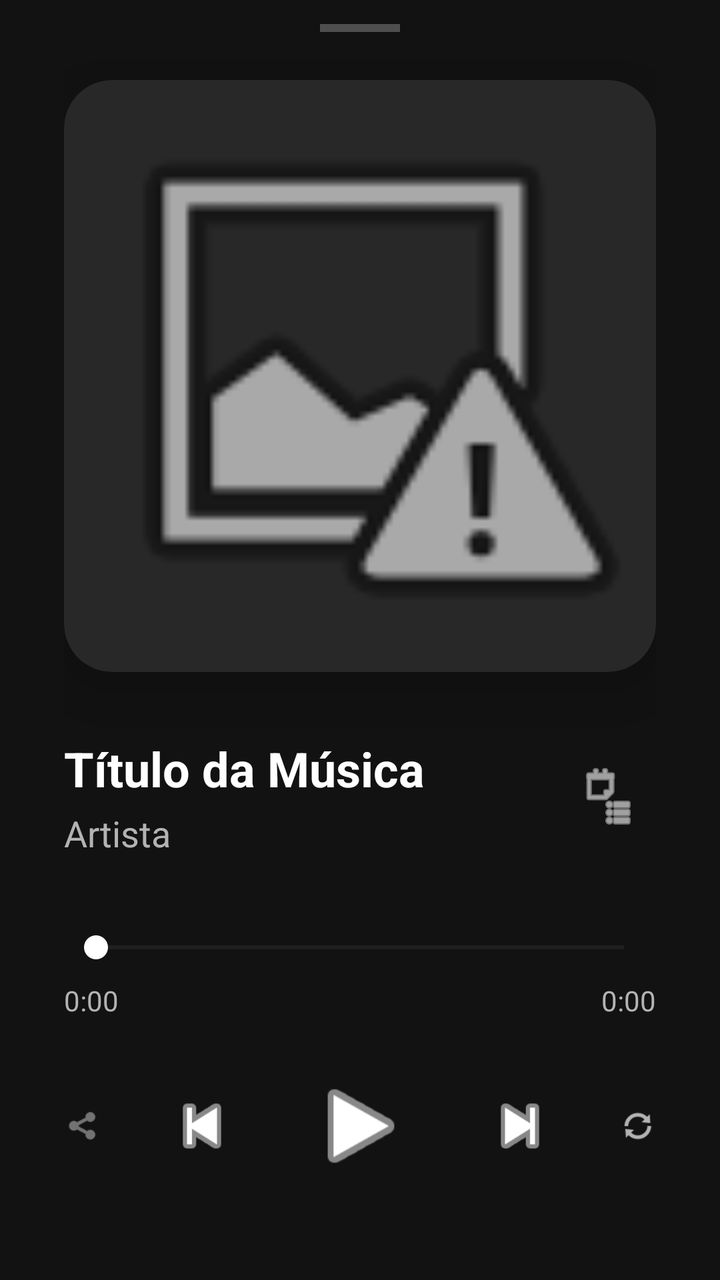
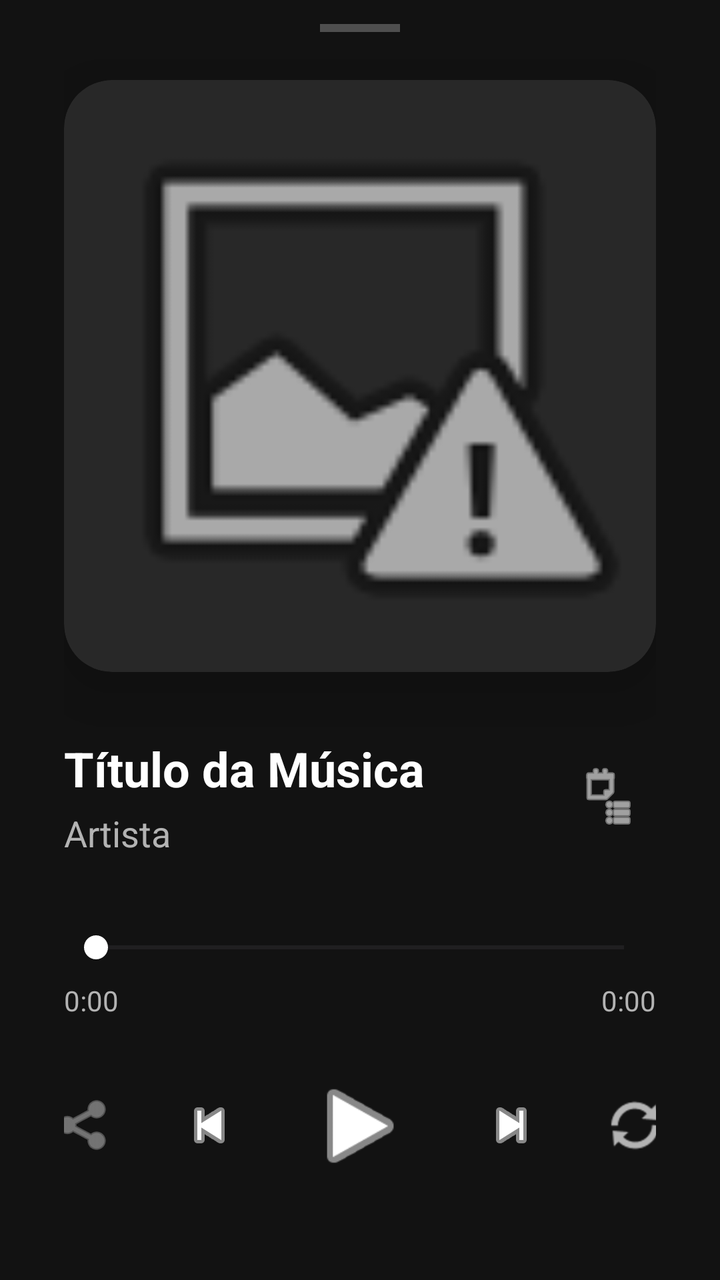

Screens rendered from an Android XML layout before and after an edit, with the pre-edit source and the edit as a unified diff.
<!-- AndroidManifest.xml: application theme Theme.Lama -->
<!-- res/layout/modal_player.xml -->
<?xml version="1.0" encoding="utf-8"?>
<androidx.constraintlayout.widget.ConstraintLayout xmlns:android="http://schemas.android.com/apk/res/android"
    xmlns:app="http://schemas.android.com/apk/res-auto"
    xmlns:tools="http://schemas.android.com/tools"
    android:layout_width="match_parent"
    android:layout_height="wrap_content"
    android:background="#121212"
    android:paddingHorizontal="32dp"
    android:paddingTop="12dp"
    android:paddingBottom="40dp">

    <View
        android:id="@+id/dragHandle"
        android:layout_width="40dp"
        android:layout_height="4dp"
        android:background="#40FFFFFF"
        app:layout_constraintTop_toTopOf="parent"
        app:layout_constraintStart_toStartOf="parent"
        app:layout_constraintEnd_toEndOf="parent"
        android:layout_marginBottom="24dp"/>

    
    <androidx.cardview.widget.CardView
        android:id="@+id/cardAlbum"
        android:layout_width="0dp"
        android:layout_height="0dp"
        app:cardCornerRadius="24dp"
        app:cardElevation="20dp"
        app:cardBackgroundColor="#282828"
        app:layout_constraintDimensionRatio="1:1"
        app:layout_constraintTop_toBottomOf="@id/dragHandle"
        app:layout_constraintStart_toStartOf="parent"
        app:layout_constraintEnd_toEndOf="parent"
        android:layout_marginTop="24dp">

        <ImageView
            android:id="@+id/modalAlbumArt"
            android:layout_width="match_parent"
            android:layout_height="match_parent"
            android:scaleType="centerCrop"
            android:src="@android:drawable/ic_menu_report_image"/>
    </androidx.cardview.widget.CardView>

    
    <TextView
        android:id="@+id/modalSongTitle"
        android:layout_width="0dp"
        android:layout_height="wrap_content"
        android:text="Título da Música"
        android:textColor="#FFFFFF"
        android:textSize="24sp"
        android:textStyle="bold"
        android:ellipsize="marquee"
        android:singleLine="true"
        app:layout_constraintTop_toBottomOf="@id/cardAlbum"
        app:layout_constraintStart_toStartOf="parent"
        app:layout_constraintEnd_toStartOf="@id/btnQueue"
        android:layout_marginTop="32dp"
        android:layout_marginEnd="16dp"/>

    <TextView
        android:id="@+id/modalArtistName"
        android:layout_width="0dp"
        android:layout_height="wrap_content"
        android:text="Artista"
        android:textColor="#B3B3B3"
        android:textSize="18sp"
        app:layout_constraintTop_toBottomOf="@id/modalSongTitle"
        app:layout_constraintStart_toStartOf="parent"
        app:layout_constraintEnd_toStartOf="@id/btnQueue"
        android:layout_marginTop="4dp"
        android:layout_marginEnd="16dp"/>

    <ImageButton
        android:id="@+id/btnQueue"
        android:layout_width="48dp"
        android:layout_height="48dp"
        android:background="?attr/selectableItemBackgroundBorderless"
        android:src="@android:drawable/ic_menu_agenda"
        android:scaleType="fitCenter"
        android:padding="8dp"
        android:tint="#FFFFFF"
        app:layout_constraintTop_toTopOf="@id/modalSongTitle"
        app:layout_constraintBottom_toBottomOf="@id/modalArtistName"
        app:layout_constraintEnd_toEndOf="parent"/>

    
    <SeekBar
        android:id="@+id/modalSeekBar"
        android:layout_width="0dp"
        android:layout_height="wrap_content"
        android:progressTint="#1DB954"
        android:thumbTint="#FFFFFF"
        app:layout_constraintTop_toBottomOf="@id/modalArtistName"
        app:layout_constraintStart_toStartOf="parent"
        app:layout_constraintEnd_toEndOf="parent"
        android:layout_marginTop="24dp"
        android:paddingTop="12dp"
        android:paddingBottom="8dp"
        android:splitTrack="false"/>

    <TextView
        android:id="@+id/txtCurrentTime"
        android:layout_width="wrap_content"
        android:layout_height="wrap_content"
        android:text="0:00"
        android:textColor="#B3B3B3"
        android:textSize="14sp"
        app:layout_constraintTop_toBottomOf="@id/modalSeekBar"
        app:layout_constraintStart_toStartOf="@id/modalSeekBar"/>

    <TextView
        android:id="@+id/txtTotalTime"
        android:layout_width="wrap_content"
        android:layout_height="wrap_content"
        android:text="0:00"
        android:textColor="#B3B3B3"
        android:textSize="14sp"
        app:layout_constraintTop_toBottomOf="@id/modalSeekBar"
        app:layout_constraintEnd_toEndOf="@id/modalSeekBar"/>

    
    <LinearLayout
        android:id="@+id/controlsLayout"
        android:layout_width="329dp"
        android:layout_height="80dp"
        android:layout_marginTop="16dp"
        android:gravity="center"
        android:orientation="horizontal"
        app:layout_constraintBottom_toBottomOf="parent"
        app:layout_constraintEnd_toEndOf="parent"
        app:layout_constraintStart_toStartOf="parent"
        app:layout_constraintTop_toBottomOf="@id/txtCurrentTime">

        <ImageButton
            android:id="@+id/btnShuffle"
            android:layout_width="38dp"
            android:layout_height="42dp"
            android:background="?attr/selectableItemBackgroundBorderless"
            android:padding="10dp"
            android:scaleType="fitCenter"
            android:src="@android:drawable/ic_menu_share"
            android:tint="#B3B3B3" />

        <ImageButton
            android:id="@+id/modalBtnPrev"
            android:layout_width="64dp"
            android:layout_height="64dp"
            android:layout_marginHorizontal="8dp"
            android:background="?attr/selectableItemBackgroundBorderless"
            android:padding="12dp"
            android:scaleType="fitCenter"
            android:src="@android:drawable/ic_media_previous"
            android:tint="#FFFFFF" />

        <ImageButton
            android:id="@+id/modalBtnPlayPause"
            android:layout_width="79dp"
            android:layout_height="86dp"
            android:background="?attr/selectableItemBackgroundBorderless"
            android:padding="12dp"
            android:scaleType="fitCenter"
            android:src="@android:drawable/ic_media_play"
            android:tint="#FFFFFF" />

        <ImageButton
            android:id="@+id/modalBtnNext"
            android:layout_width="64dp"
            android:layout_height="64dp"
            android:layout_marginHorizontal="8dp"
            android:background="?attr/selectableItemBackgroundBorderless"
            android:padding="12dp"
            android:scaleType="fitCenter"
            android:src="@android:drawable/ic_media_next"
            android:tint="#FFFFFF" />

        <ImageButton
            android:id="@+id/btnRepeat"
            android:layout_width="38dp"
            android:layout_height="48dp"
            android:background="?attr/selectableItemBackgroundBorderless"
            android:padding="10dp"
            android:scaleType="fitCenter"
            android:src="@android:drawable/ic_popup_sync"
            android:tint="#B3B3B3" />
    </LinearLayout>

</androidx.constraintlayout.widget.ConstraintLayout>
<!-- resources referenced by this layout -->
<resources>
  <style name="Theme.Lama" parent="Base.Theme.Lama" />
  <style name="Base.Theme.Lama" parent="Theme.Material3.DayNight.NoActionBar">
          
          
      </style>
</resources>

<!-- the commit's change to res/layout/modal_player.xml (unified diff, before → after) -->
@@ -122,8 +122,8 @@
     
     <LinearLayout
         android:id="@+id/controlsLayout"
-        android:layout_width="329dp"
-        android:layout_height="80dp"
+        android:layout_width="328dp"
+        android:layout_height="79dp"
         android:layout_marginTop="16dp"
         android:gravity="center"
         android:orientation="horizontal"
@@ -134,8 +134,8 @@
 
         <ImageButton
             android:id="@+id/btnShuffle"
-            android:layout_width="38dp"
-            android:layout_height="42dp"
+            android:layout_width="wrap_content"
+            android:layout_height="wrap_content"
             android:background="?attr/selectableItemBackgroundBorderless"
             android:padding="10dp"
             android:scaleType="fitCenter"
@@ -144,8 +144,8 @@
 
         <ImageButton
             android:id="@+id/modalBtnPrev"
-            android:layout_width="64dp"
-            android:layout_height="64dp"
+            android:layout_width="wrap_content"
+            android:layout_height="wrap_content"
             android:layout_marginHorizontal="8dp"
             android:background="?attr/selectableItemBackgroundBorderless"
             android:padding="12dp"
@@ -165,8 +165,8 @@
 
         <ImageButton
             android:id="@+id/modalBtnNext"
-            android:layout_width="64dp"
-            android:layout_height="64dp"
+            android:layout_width="wrap_content"
+            android:layout_height="wrap_content"
             android:layout_marginHorizontal="8dp"
             android:background="?attr/selectableItemBackgroundBorderless"
             android:padding="12dp"
@@ -176,8 +176,8 @@
 
         <ImageButton
             android:id="@+id/btnRepeat"
-            android:layout_width="38dp"
-            android:layout_height="48dp"
+            android:layout_width="wrap_content"
+            android:layout_height="wrap_content"
             android:background="?attr/selectableItemBackgroundBorderless"
             android:padding="10dp"
             android:scaleType="fitCenter"
